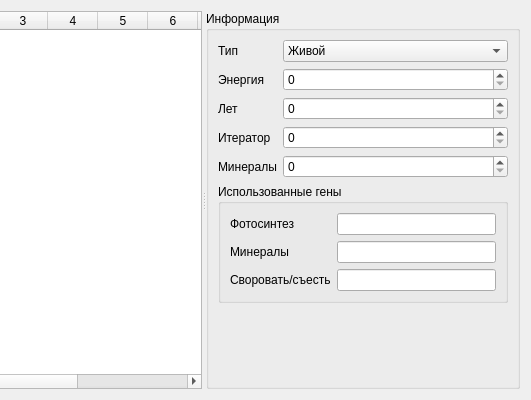
Qt form boteditor.ui (TomasGlgg/QGenetic) before a commit; both pictures show x 444 to 975 and y 0 to 400 of the 975 by 400 pixel window.
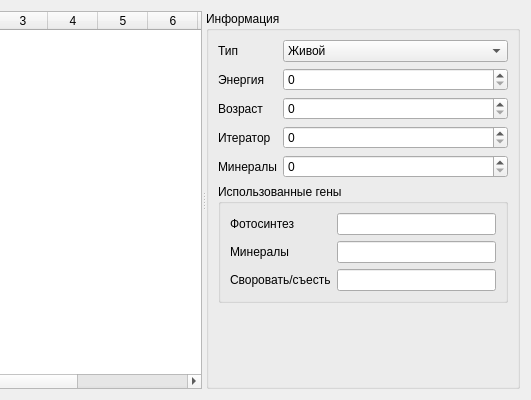
The same form after that commit.

Patch:
```diff
--- a/boteditor.ui
+++ b/boteditor.ui
@@ -180,7 +180,7 @@
        <item row="2" column="0">
         <widget class="QLabel" name="label_2">
          <property name="text">
-          <string>Лет</string>
+          <string>Возраст</string>
          </property>
         </widget>
        </item>
```
